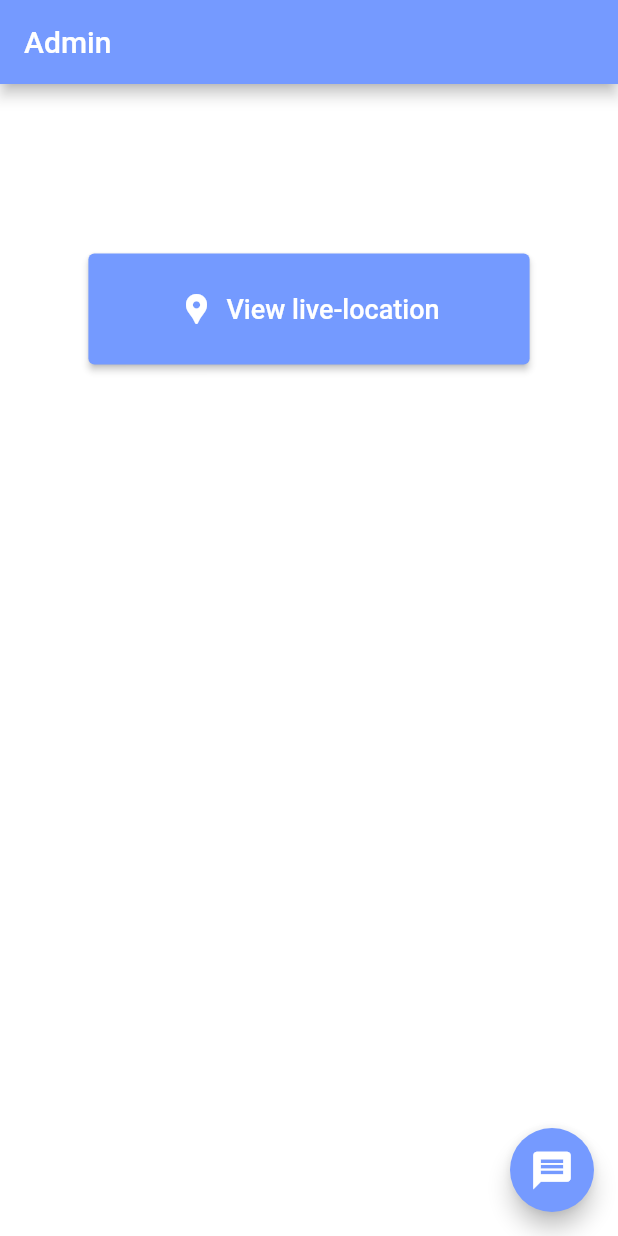
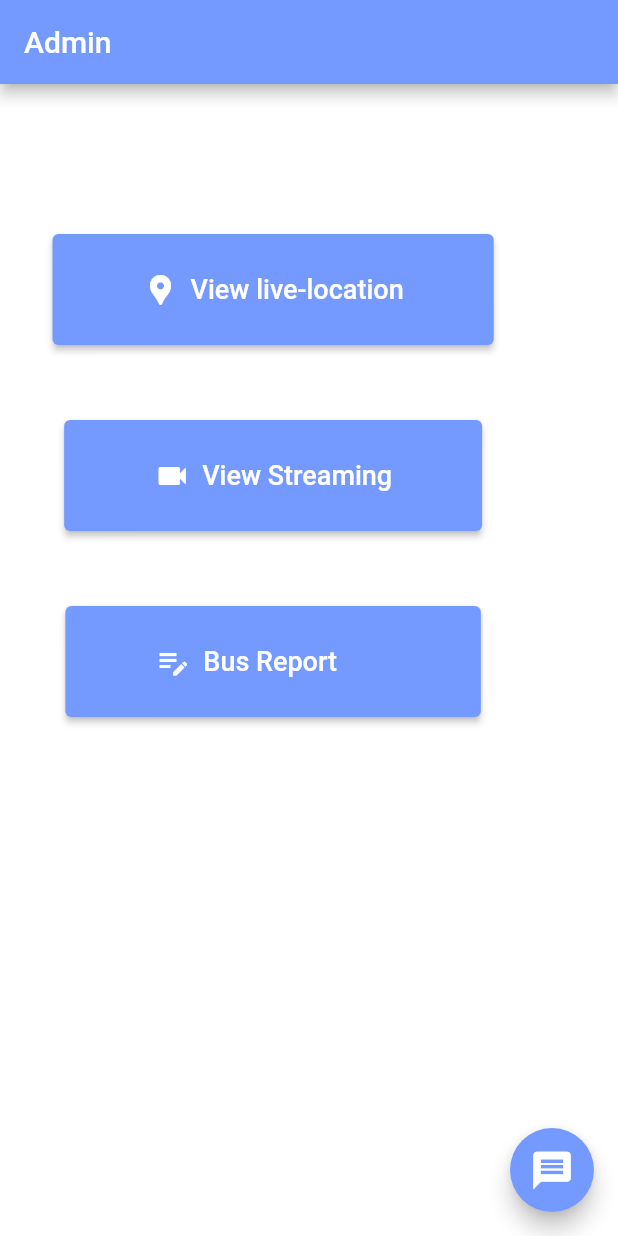
Before and after one commit to Christy02/SafeBus, a Flutter app: the AdminPage screen opened directly, on a phone screen of 412 x 824 dp. Run offline on Flutter 3.47's test engine with Material 2 defaults, Android fonts, the light colour scheme and no system bars; our stand-ins replace cloud_firestore, firebase_auth, firebase_core, firebase_messaging, flutter_local_notifications, fluttertoast and 2 more; missing offline and left inert: app_settings, zego_uikit_prebuilt_live_streaming; accounts and stored records are empty.

Commit message:
admin buttons

```diff
--- a/lib/admin.dart
+++ b/lib/admin.dart
@@ -1,5 +1,7 @@
 import 'package:flutter/material.dart';
+import 'package:safebus/bus.dart';
 import 'package:safebus/location.dart';
+import 'package:safebus/stream.dart';
 import 'package:safebus/writenotice.dart';
 
 class AdminPage extends StatefulWidget {
@@ -29,11 +31,10 @@ class _AdminPageState extends State<AdminPage> {
       ),
       body: Column(
         children: <Widget>[
-          Container(
-            height: 300,
-            alignment: Alignment.center,
-            padding: EdgeInsets.all(25),
-            child: ElevatedButton.icon(
+          SizedBox(
+            width: 25,
+          ),
+          ElevatedButton.icon(
             onPressed: () {
               Navigator.push(
                 context,
@@ -50,8 +51,54 @@ class _AdminPageState extends State<AdminPage> {
               padding: EdgeInsets.symmetric(vertical: 25, horizontal: 60),
             ),
           ),
-          )
-        ],
+          ElevatedButton.icon(
+            onPressed: () {
+              Navigator.push(
+                context,
+                MaterialPageRoute(
+                    builder: (context) => const StreamPage(
+                          user: '_auth.currentUser?.email',
+                          isHost: false,
+                        )),
+              );
+            },
+            icon: Icon(Icons.videocam),
+            label: Text(
+              'View Streaming',
+              style: TextStyle(fontSize: 18),
+            ),
+            style: ElevatedButton.styleFrom(
+              primary: Color.fromARGB(255, 116, 154, 255),
+              padding: EdgeInsets.symmetric(vertical: 25, horizontal: 60),
+            ),
+          ),
+          ElevatedButton.icon(
+            onPressed: () {
+              Navigator.push(
+                context,
+                MaterialPageRoute(builder: (context) => const BusPage()),
+              );
+            },
+            icon: Icon(Icons.edit_note_outlined),
+            label: Text(
+              'Bus Report        ',
+              style: TextStyle(fontSize: 18),
+            ),
+            style: ElevatedButton.styleFrom(
+              primary: Color.fromARGB(255, 116, 154, 255),
+              padding: EdgeInsets.symmetric(vertical: 25, horizontal: 60),
+            ),
+          ),
+        ]
+            .map((widget) => Padding(
+                  padding: const EdgeInsets.only(
+                    left: 35,
+                    right: 35,
+                    top: 50,
+                  ),
+                  child: widget,
+                ))
+            .toList(),
       ),
     );
   }
--- a/lib/chat.dart
+++ b/lib/chat.dart
@@ -105,7 +105,11 @@ class _ChatScreenState extends State<ChatScreen> {
     String date =
         '${dateTime.day}.${dateTime.month}.${dateTime.year}   ${dateTime.hour}:${dateTime.minute}';
 
-    String name = user.split('@')[0];
+    String name;
+    if (user == 'driver19@gmail.com')
+      name = 'Conductor';
+    else
+      name = user.split('@')[0];
     return Container(
       margin: EdgeInsets.symmetric(vertical: 5.0, horizontal: 10.0),
       child: Column(
--- a/lib/location.dart
+++ b/lib/location.dart
@@ -80,8 +80,8 @@ class _LocationPageState extends State<LocationPage> {
         markerId: MarkerId('myMarker'),
         position: LatLng(8.4705, 76.9794),
         infoWindow: InfoWindow(
-          title: 'SCTCE',
-          snippet: 'college',
+          title: 'BUS',
+          snippet: 'current location',
         ),
         icon: BitmapDescriptor.defaultMarker,
       ),
--- a/lib/parent.dart
+++ b/lib/parent.dart
@@ -60,9 +60,12 @@ class _ParentPageState extends State<ParentPage> {
       ),
       floatingActionButton: FloatingActionButton(
         onPressed: () {
+          final currentUser = FirebaseAuth.instance.currentUser;
+          final String uid = currentUser!.email as String;
+          String name = uid.split('@')[0];
           Route route = MaterialPageRoute(
               builder: (context) => StreamPage(
-                    user: '_auth.currentUser?.email',
+                    user: name,
                     isHost: false,
                   ));
           Navigator.push(context, route);
--- a/pubspec.yaml
+++ b/pubspec.yaml
@@ -47,6 +47,7 @@ dependencies:
   permission_handler: ^10.0.0
   http:
   zego_uikit_prebuilt_live_streaming: ^2.3.0
+  custom_marker: ^1.0.0
 
 
 dev_dependencies:
```
Also changed, not shown: pubspec.lock. Lines whose indentation alone changed are shown as unchanged.
